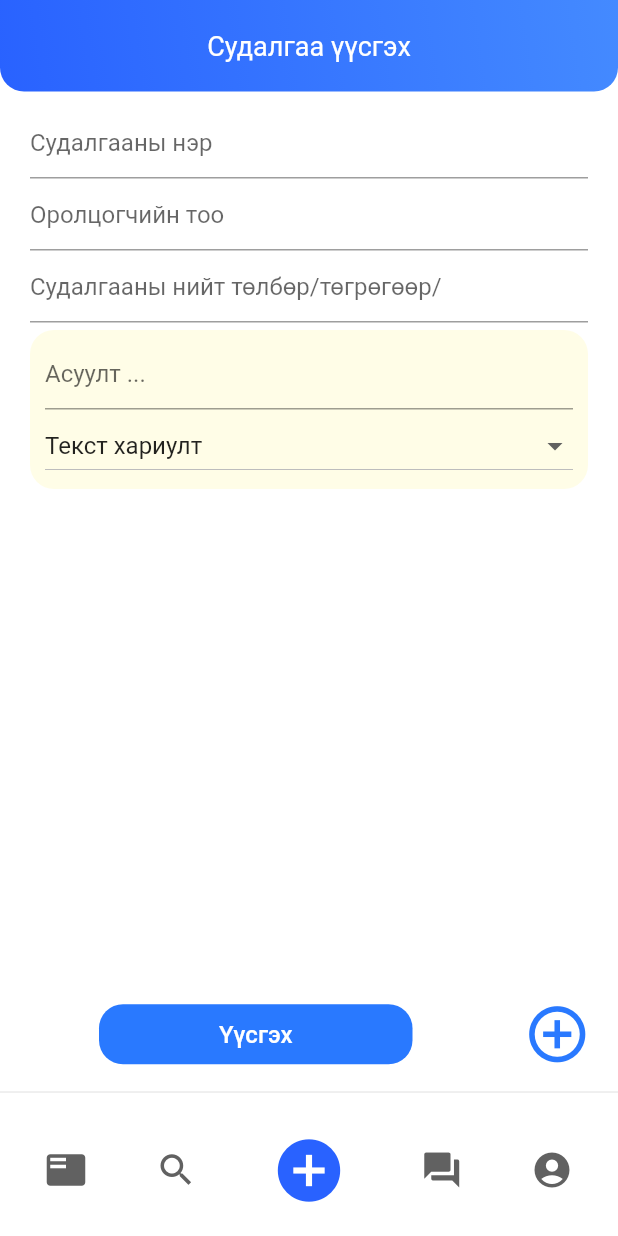
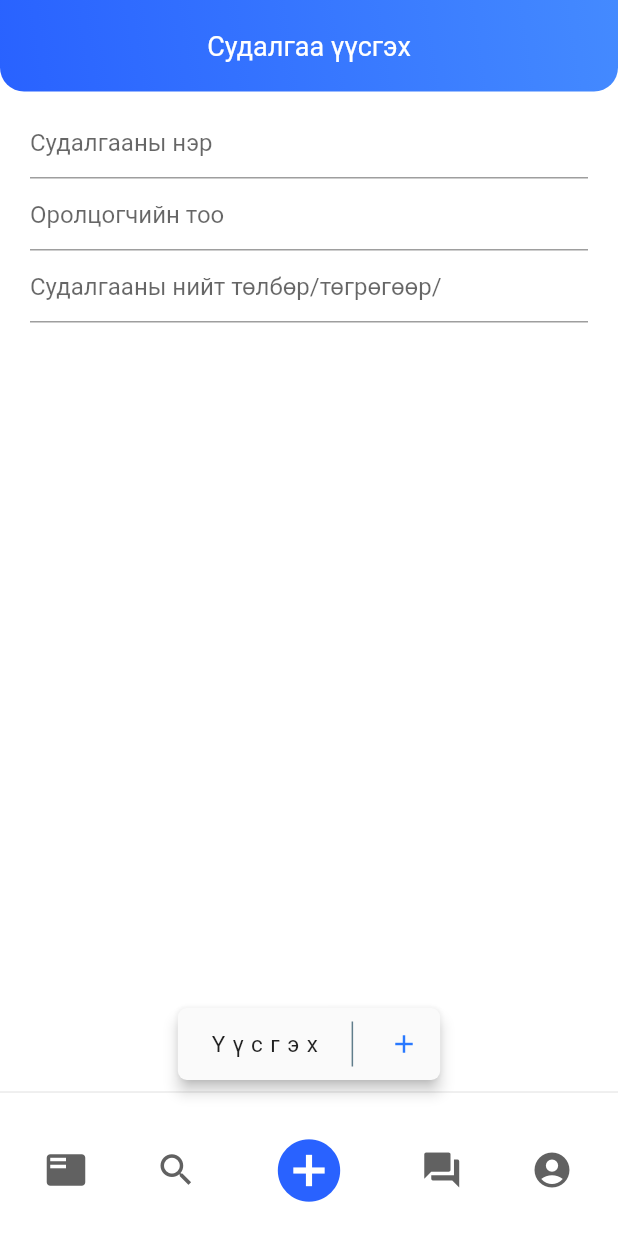
Before and after one commit to Daornit/survey_income, a Flutter app: the AddSurveyRoute screen opened by its route, after a tap on "Үүсгэх", on a phone screen of 412 x 824 dp. Run offline on Flutter 3.47's test engine with Material 2 defaults, Android fonts, the phone set to English and light mode, and no system bars; our stand-ins replace smooth_page_indicator; missing offline and left inert: floating_search_bar.

Commit message:
figure out how to generator dynamic form

```diff
--- a/lib/routes/add-survey.dart
+++ b/lib/routes/add-survey.dart
@@ -3,6 +3,7 @@ import 'package:flutter/material.dart';
 import 'package:flutter/services.dart';
 import 'package:surveyincome/components/custom-button.dart';
 import 'package:surveyincome/components/custom-title-bar.dart';
+import 'package:surveyincome/components/survey_question.dart';
 
 class AddSurveyRoute extends StatefulWidget {
   @override
@@ -12,118 +13,10 @@ class AddSurveyRoute extends StatefulWidget {
 class _AddSurveyRouteState extends State<AddSurveyRoute> {
   final _formKey = GlobalKey<FormState>();
 
-  String _selectedType = 'short';
-  List<DropdownMenuItem<String>> genderList = [];
+  List<Widget> surveyList = new List<Widget>();
 
-  List<Widget> list = [];
-
-  void loadGenderList() {
-    genderList = [];
-    genderList.add(new DropdownMenuItem(
-      child: new Text('Текст хариулт'),
-      value: 'short',
-    ));
-    genderList.add(new DropdownMenuItem(
-      child: new Text('Сонголт/selection/'),
-      value: 'selection',
-    ));
-    genderList.add(new DropdownMenuItem(
-      child: new Text('Олон сонголтот/checkbox/'),
-      value: 'checkbox',
-    ));
-    genderList.add(new DropdownMenuItem(
-      child: new Text('Хооронд/Range/'),
-      value: 'range',
-    ));
-    genderList.add(new DropdownMenuItem(
-      child: new Text('Огноо'),
-      value: 'date',
-    ));
-    genderList.add(new DropdownMenuItem(
-      child: new Text('Цаг'),
-      value: 'time',
-    ));
-  }
-
-  typeChange(String value) {
-    setState(() {
-      _selectedType = value;
-      switch (_selectedType) {
-        case 'short':
-          list.clear();
-          list.add(
-            TextFormField(
-              decoration: const InputDecoration(
-                hintText: 'Текст хариулт хүлээн авна.',
-              ),
-              enabled: false,
-            ),
-          );
-          break;
-        case 'selection':
-          list.clear();
-          list.add(
-            Row(
-              children: <Widget>[
-                Expanded(
-                  child: ListTile(
-                    title: TextFormField(
-                      decoration: const InputDecoration(
-                        hintText: 'хариулт...',
-                      ),
-                    ),
-                    leading: Radio(
-                      value: 1,
-                      onChanged: (value) {},
-                    ),
-                  ),
-                ),
-                IconButton(
-                  icon: Icon(Icons.close),
-                  iconSize: 20.0,
-                  color: Colors.blueAccent.shade400,
-                ),
-              ],
-            ),
-          );
-          list.add(
-            CustomButton(
-              text: "Хариулт нэмэх",
-              onPressed: () {},
-            ),
-          );
-          break;
-        case 'checkbox':
-          list.clear();
-          break;
-        case 'range':
-          list.clear();
-          break;
-        case 'date':
-          list.clear();
-          break;
-        case 'time':
-          list.clear();
-          break;
-      }
-    });
-  }
-
-  @override
-  Widget build(BuildContext context) {
-    loadGenderList();
-    return Column(
-      children: <Widget>[
-        CustomTitleBar(
-          title: 'Судалгаа үүсгэх',
-        ),
-        Expanded(
-          child: Padding(
-            padding: const EdgeInsets.fromLTRB(20, 10, 20, 0),
-            child: Form(
-              key: _formKey,
-              child: ListView(
-                children: <Widget>[
+  void initializeList() {
+    surveyList.add(
       TextFormField(
         decoration: const InputDecoration(
           hintText: 'Судалгааны нэр',
@@ -135,6 +28,8 @@ class _AddSurveyRouteState extends State<AddSurveyRoute> {
           return null;
         },
       ),
+    );
+    surveyList.add(
       TextFormField(
         decoration: const InputDecoration(
           hintText: 'Оролцогчийн тоо',
@@ -150,6 +45,8 @@ class _AddSurveyRouteState extends State<AddSurveyRoute> {
           return null;
         },
       ),
+    );
+    surveyList.add(
       TextFormField(
         decoration: const InputDecoration(
           hintText: 'Судалгааны нийт төлбөр/төгрөгөөр/',
@@ -165,70 +62,96 @@ class _AddSurveyRouteState extends State<AddSurveyRoute> {
           return null;
         },
       ),
+    );
+  }
+
+  @override
+  void initState() {
+    super.initState();
+    initializeList();
+  }
+
+  @override
+  Widget build(BuildContext context) {
+    return Column(
+      children: <Widget>[
+        CustomTitleBar(
+          title: 'Судалгаа үүсгэх',
+        ),
+        Expanded(
+          child: Padding(
+            padding: const EdgeInsets.fromLTRB(20, 10, 20, 0),
+            child: Form(
+              key: _formKey,
+              child: ListView(
+                children: surveyList,
+              ),
+            ),
+          ),
+        ),
         Container(
-                    margin: EdgeInsets.fromLTRB(0, 5, 0, 5),
-                    padding: EdgeInsets.fromLTRB(10, 5, 10, 5),
-                    child: Column(
+          child: Material(
+            elevation: 4.0,
+            borderRadius: BorderRadius.all(Radius.circular(6.0)),
+            child: Wrap(
+              crossAxisAlignment: WrapCrossAlignment.center,
+              direction: Axis.horizontal,
               children: <Widget>[
-                        TextFormField(
-                          decoration: const InputDecoration(
-                            hintText: 'Асуулт ...',
+                GestureDetector(
+                  onTap: () {
+                    print("submit button clicked");
+                  },
+                  child: Padding(
+                    padding: const EdgeInsets.fromLTRB(20, 0, 10, 0),
+                    child: Text(
+                      "Үүсгэх",
+                      style: TextStyle(fontSize: 15, letterSpacing: 5),
                     ),
-                          validator: (value) {
-                            if (value.isEmpty) {
-                              return 'Блок бүр асуулт талбарийг бөглөсөн байх шаардлагатай!';
-                            }
-                            return null;
+                  ),
+                ),
+                Container(
+                  height: 30.0,
+                  width: 1.0,
+                  color: Colors.blueGrey,
+                  margin: const EdgeInsets.only(left: 10.0, right: 10.0),
+                ),
+                IconButton(
+                  onPressed: () {
+                    setState(() {
+                      print('adding SurveyQuestion');
+                      surveyList.add(
+                        Container(
+                          height: 100.0,
+                          margin: EdgeInsets.fromLTRB(10, 0, 10, 10),
+                          color: Colors.transparent,
+                          child: FlatButton(
+                            onPressed: () {
+                              Navigator.pushNamed(context, '/survey');
                             },
-                        ),
-                        DropdownButton(
-                          hint: new Text('Блокийн төрлийг сонгоно уу!'),
-                          items: genderList,
-                          value: _selectedType,
-                          onChanged: (value) {
-                            typeChange(value);
-                          },
-                          isExpanded: true,
-                        ),
-                        ...list,
-                      ],
-                    ),
-                    decoration: BoxDecoration(
-                      color: Colors.yellow.shade50,
+                            child: Container(
+                              decoration: new BoxDecoration(
+                                  color: Colors.green,
                                   borderRadius: new BorderRadius.only(
                                     topLeft: const Radius.circular(16.0),
                                     topRight: const Radius.circular(16.0),
                                     bottomLeft: const Radius.circular(16.0),
                                     bottomRight: const Radius.circular(16.0),
+                                  )),
+                              child: null,
                             ),
                           ),
                         ),
+                      );
+                      print(surveyList.length);
+                    });
+                  },
+                  icon: Icon(Icons.add),
+                  color: Colors.blueAccent.shade400,
+                  iconSize: 20,
+                )
               ],
             ),
           ),
-          ),
-        ),
-        Row(
-          mainAxisAlignment: MainAxisAlignment.end,
-          children: <Widget>[
-            Expanded(
-              child: CustomButton(
-                text: "Үүсгэх",
-                onPressed: () {},
-              ),
-            ),
-            IconButton(
-              iconSize: 45.0,
-              onPressed: () {},
-              icon: Icon(
-                Icons.add_circle_outline,
-                color: Colors.blueAccent.shade400,
-              ),
-            ),
-            SizedBox(
-              width: 10.0,
-            ),
-          ],
         ),
       ],
     );
```
Also changed, not shown: lib/components/survey_question.dart (added, +158 -0 lines), pubspec.yaml (+1 -25 lines), pubspec.lock. Lines whose indentation alone changed are shown as unchanged.
